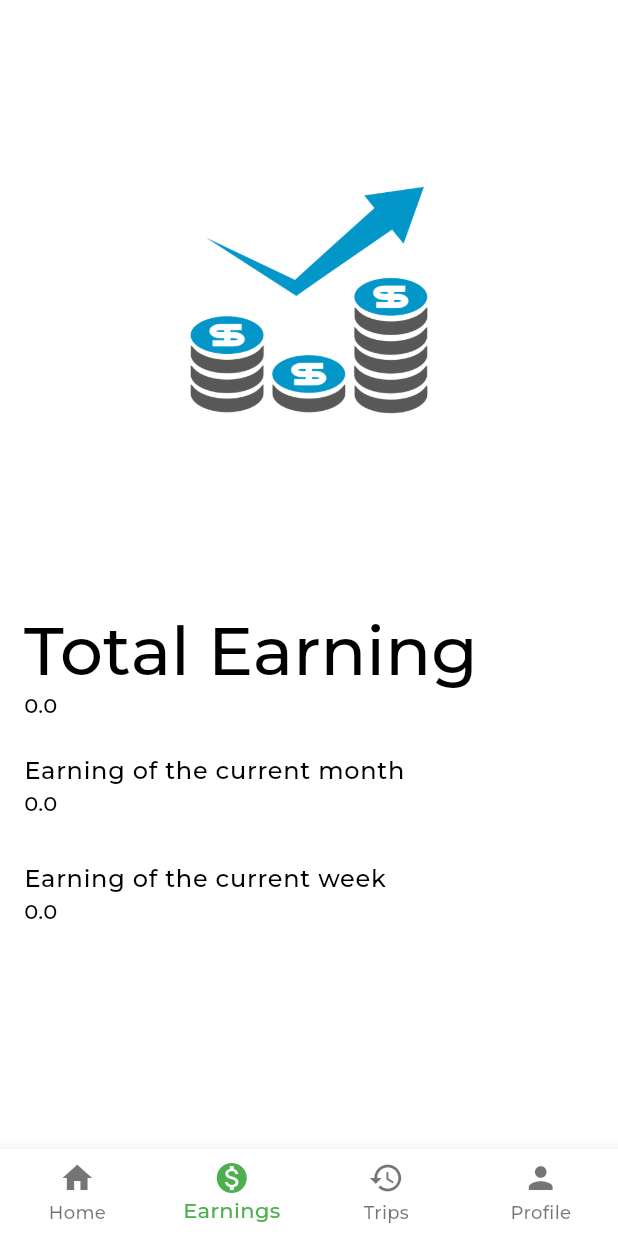
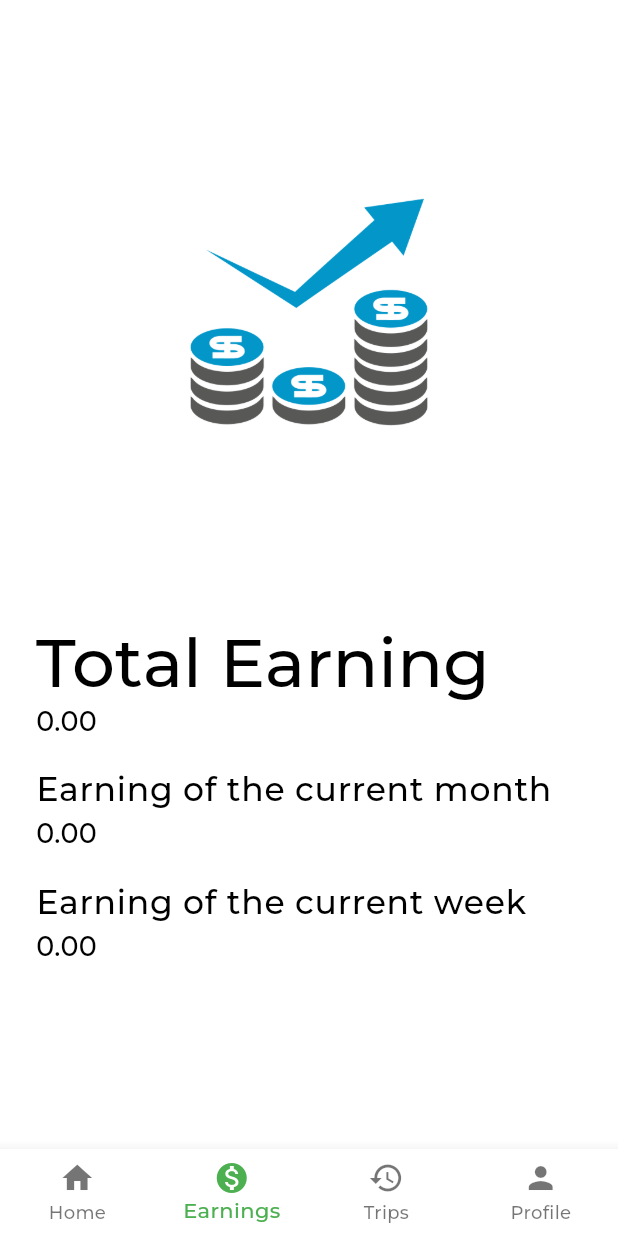
Before and after one commit to AmmarSultanDev/car_go_pfe_lp_j2ee_driver, a Flutter app: the screen it shows once a user with an empty profile is signed in, item 2 of the bottom bar chosen, on a phone screen of 412 x 824 dp. Run offline on Flutter 3.47's test engine with Material 3 defaults, Android fonts, the phone set to English and light mode, and no system bars; our stand-ins replace audioplayers, cloud_firestore, connectivity_plus, device_info_plus, firebase_auth, firebase_core and 10 more; missing offline and left inert: firebase_app_check, flutter_geofire, flutter_polyline_points; accounts and stored records are empty; generated files the repository leaves out were written again; statements that could not run were skipped.

```diff
--- a/lib/screens/earning_screen.dart
+++ b/lib/screens/earning_screen.dart
@@ -38,7 +38,9 @@ class _EarningScreenState extends State<EarningScreen> {
     getEarning();
 
     return Scaffold(
-        body: Column(
+        body: Padding(
+      padding: const EdgeInsets.all(8.0),
+      child: Column(
         children: [
           const SizedBox(
             height: 100,
@@ -57,22 +59,34 @@ class _EarningScreenState extends State<EarningScreen> {
               'Total Earning',
               style: Theme.of(context).textTheme.displayMedium,
             ),
-          subtitle: Text(totalEarning != null ? totalEarning.toString() : '0'),
+            subtitle: Text(
+              totalEarning != null ? totalEarning!.toStringAsFixed(2) : '0',
+              style: const TextStyle(fontSize: 18),
+            ),
           ),
           // Earning of the current month
           ListTile(
-          title: const Text('Earning of the current month'),
-          subtitle: Text(currentMonthEarning != null
-              ? currentMonthEarning.toString()
-              : '0'),
+            title: const Text('Earning of the current month',
+                style: TextStyle(fontSize: 22)),
+            subtitle: Text(
+              currentMonthEarning != null
+                  ? currentMonthEarning!.toStringAsFixed(2)
+                  : '0',
+              style: const TextStyle(fontSize: 18),
+            ),
           ),
           // Earning of the current week
           ListTile(
-          title: const Text('Earning of the current week'),
+            title: const Text('Earning of the current week',
+                style: TextStyle(fontSize: 22)),
             subtitle: Text(
-              currentWeekEarning != null ? currentWeekEarning.toString() : '0'),
+                currentWeekEarning != null
+                    ? currentWeekEarning!.toStringAsFixed(2)
+                    : '0',
+                style: const TextStyle(fontSize: 18)),
           ),
         ],
+      ),
     ));
   }
 }
--- a/pubspec.yaml
+++ b/pubspec.yaml
@@ -28,6 +28,7 @@ dependencies:
   http: ^1.2.2
   image: null
   image_picker: null
+  intl: ^0.19.0
   permission_handler: null
   provider: null
   shared_preferences: null
```
Also changed, not shown: lib/widgets/trip_list_item.dart (+90 -10 lines), pubspec.lock. Lines whose indentation alone changed are shown as unchanged.
